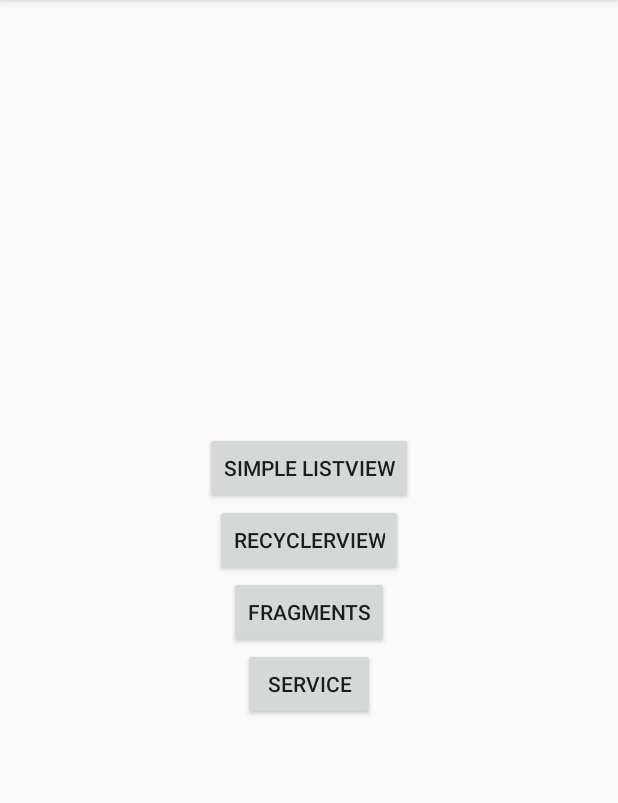
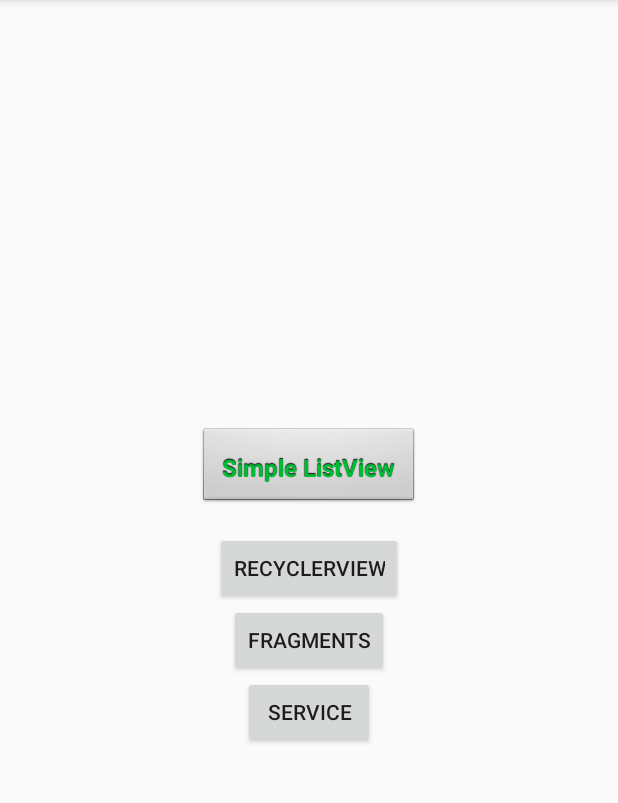
Before and after one commit to jakubturcovsky/PV239, an Android app: the screen it shows after launch (MainActivity), on a phone screen of 412 x 824 dp, the part 84-887 px from its top. Run offline under Robolectric (Android 15) with nearby library versions, the phone set to English and light mode, and no system bars.

Commit message:
Style applied

```diff
--- a/PV239/seminar2/src/main/res/layout/activity_main.xml
+++ b/PV239/seminar2/src/main/res/layout/activity_main.xml
@@ -12,6 +12,7 @@
         android:id="@+id/simple_list"
         android:layout_width="wrap_content"
         android:layout_height="wrap_content"
+        style="@style/button"
         android:text="Simple ListView"/>
 
     <Button
```
